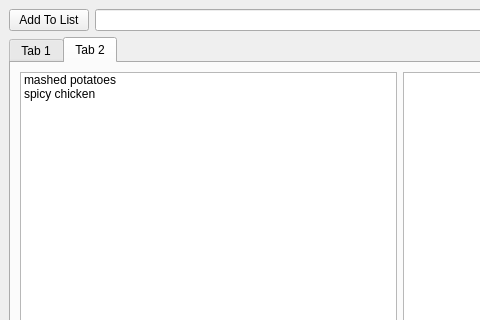
The window that FoodTracker/mainwindow.ui (TheCodeCrusaders/Food-Prototype) describes before a commit, drawn with Qt 5; both pictures show x 0 to 480 and y 0 to 320 of the 800 by 600 pixel window.
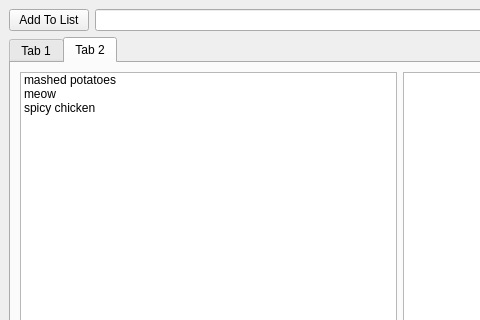
The same window after the commit.

```diff
--- a/FoodTracker/mainwindow.ui
+++ b/FoodTracker/mainwindow.ui
@@ -102,6 +102,11 @@
             <string>mashed potatoes</string>
            </property>
           </item>
+          <item>
+           <property name="text">
+            <string>meow</string>
+           </property>
+          </item>
           <item>
            <property name="text">
             <string>spicy chicken</string>
```
